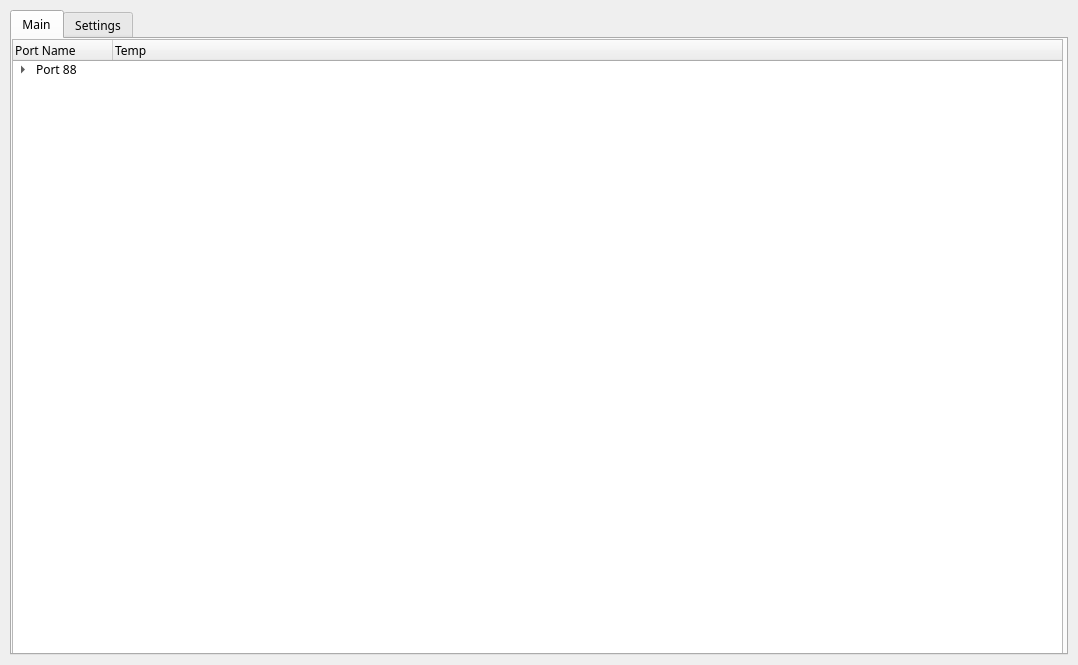
Old version of the form src/Scanner_ui.ui in the repository LvMok/TCP-Port-Scanner.
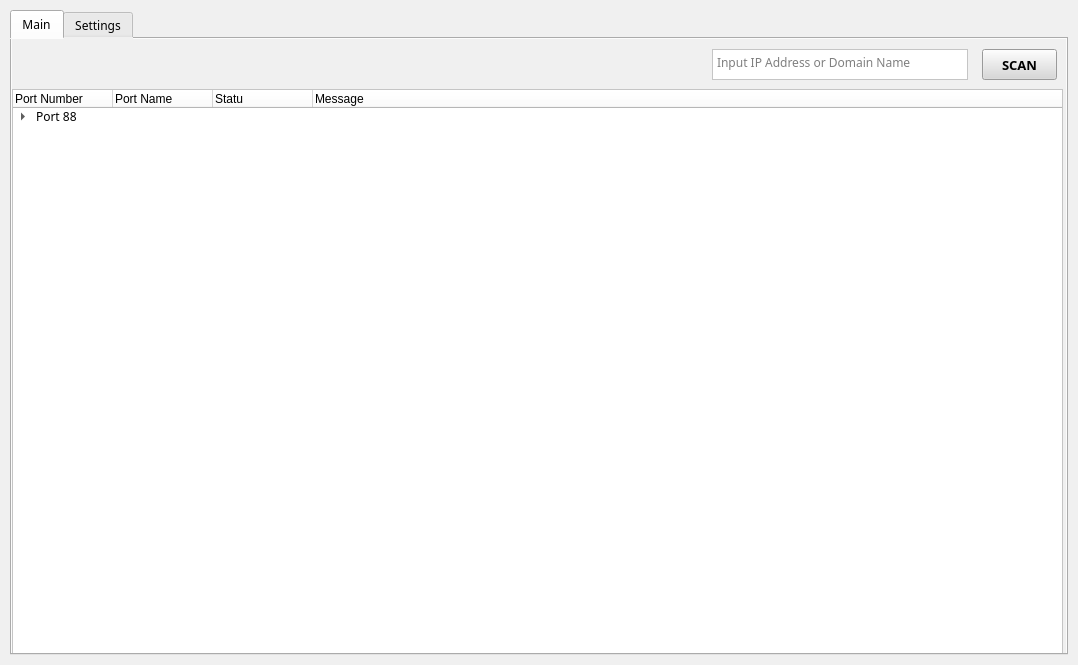
New version of the form. The open tabs and pages were chosen to show the change. Icons and pictures are not drawn.

The edit to the form file:
```diff
--- a/src/Scanner_ui.ui
+++ b/src/Scanner_ui.ui
@@ -38,6 +38,9 @@
    <iconset>
     <normaloff>:/Icon/Icon.png</normaloff>:/Icon/Icon.png</iconset>
   </property>
+  <property name="styleSheet">
+   <string notr="true">background-color: rgb(240, 240, 240);</string>
+  </property>
   <widget class="QWidget" name="centralwidget">
    <property name="enabled">
     <bool>true</bool>
@@ -70,7 +73,8 @@
        <widget class="QTabWidget" name="tabWidget">
         <property name="font">
          <font>
-          <family>MBC 1961Gulim</family>
+          <family>Cascadia Mono</family>
+          <italic>false</italic>
          </font>
         </property>
         <property name="currentIndex">
@@ -84,11 +88,25 @@
           <property name="geometry">
            <rect>
             <x>0</x>
-            <y>0</y>
+            <y>50</y>
             <width>1051</width>
-            <height>621</height>
+            <height>571</height>
            </rect>
           </property>
+          <property name="font">
+           <font>
+            <family>Cascadia Mono</family>
+            <underline>false</underline>
+           </font>
+          </property>
+          <property name="styleSheet">
+           <string notr="true">background-color: rgb(255, 255, 255);</string>
+          </property>
+          <column>
+           <property name="text">
+            <string>Port Number</string>
+           </property>
+          </column>
           <column>
            <property name="text">
             <string>Port Name</string>
@@ -96,13 +114,27 @@
           </column>
           <column>
            <property name="text">
-            <string>Temp</string>
+            <string>Statu</string>
+           </property>
+          </column>
+          <column>
+           <property name="text">
+            <string>Message</string>
            </property>
           </column>
           <item>
            <property name="text">
             <string>Port 88</string>
            </property>
+           <property name="text">
+            <string/>
+           </property>
+           <property name="text">
+            <string/>
+           </property>
+           <property name="text">
+            <string/>
+           </property>
            <item>
             <property name="text">
              <string>Name</string>
@@ -110,6 +142,67 @@
            </item>
           </item>
          </widget>
+         <widget class="QPushButton" name="pushButton">
+          <property name="geometry">
+           <rect>
+            <x>970</x>
+            <y>10</y>
+            <width>75</width>
+            <height>31</height>
+           </rect>
+          </property>
+          <property name="font">
+           <font>
+            <family>Cascadia Mono</family>
+            <pointsize>10</pointsize>
+            <weight>75</weight>
+            <bold>true</bold>
+           </font>
+          </property>
+          <property name="styleSheet">
+           <string notr="true">background-color: rgb(216, 216, 216);</string>
+          </property>
+          <property name="text">
+           <string>SCAN</string>
+          </property>
+         </widget>
+         <widget class="QPlainTextEdit" name="plainTextEdit">
+          <property name="geometry">
+           <rect>
+            <x>700</x>
+            <y>10</y>
+            <width>256</width>
+            <height>31</height>
+           </rect>
+          </property>
+          <property name="font">
+           <font>
+            <family>Cascadia Mono</family>
+            <pointsize>9</pointsize>
+           </font>
+          </property>
+          <property name="layoutDirection">
+           <enum>Qt::LeftToRight</enum>
+          </property>
+          <property name="autoFillBackground">
+           <bool>false</bool>
+          </property>
+          <property name="styleSheet">
+           <string notr="true">background-color: rgb(255, 255, 255);</string>
+          </property>
+          <property name="tabChangesFocus">
+           <bool>false</bool>
+          </property>
+          <property name="undoRedoEnabled">
+           <bool>true</bool>
+          </property>
+          <property name="backgroundVisible">
+           <bool>false</bool>
+          </property>
+          <property name="placeholderText">
+           <string notr="true">Input IP Address or Domain Name</string>
+          </property>
+         </widget>
         </widget>
         <widget class="QWidget" name="Setting_Tab">
          <attribute name="title">
```
Left out of the diff: 21 changed lines with no effect on the pictures.
